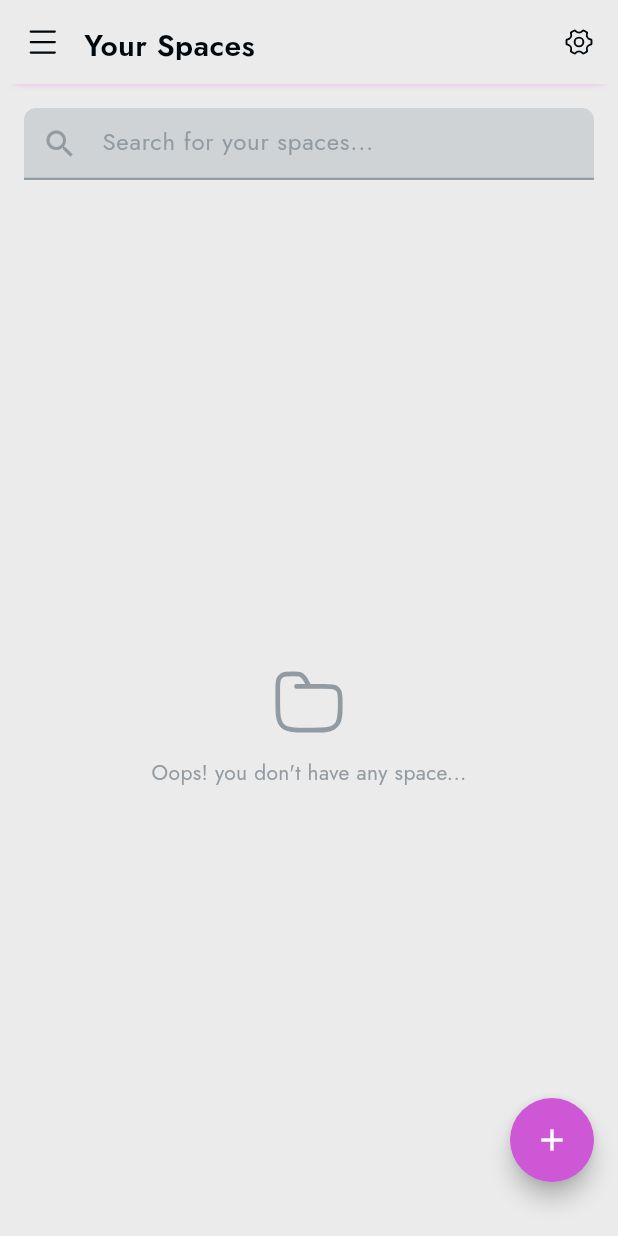
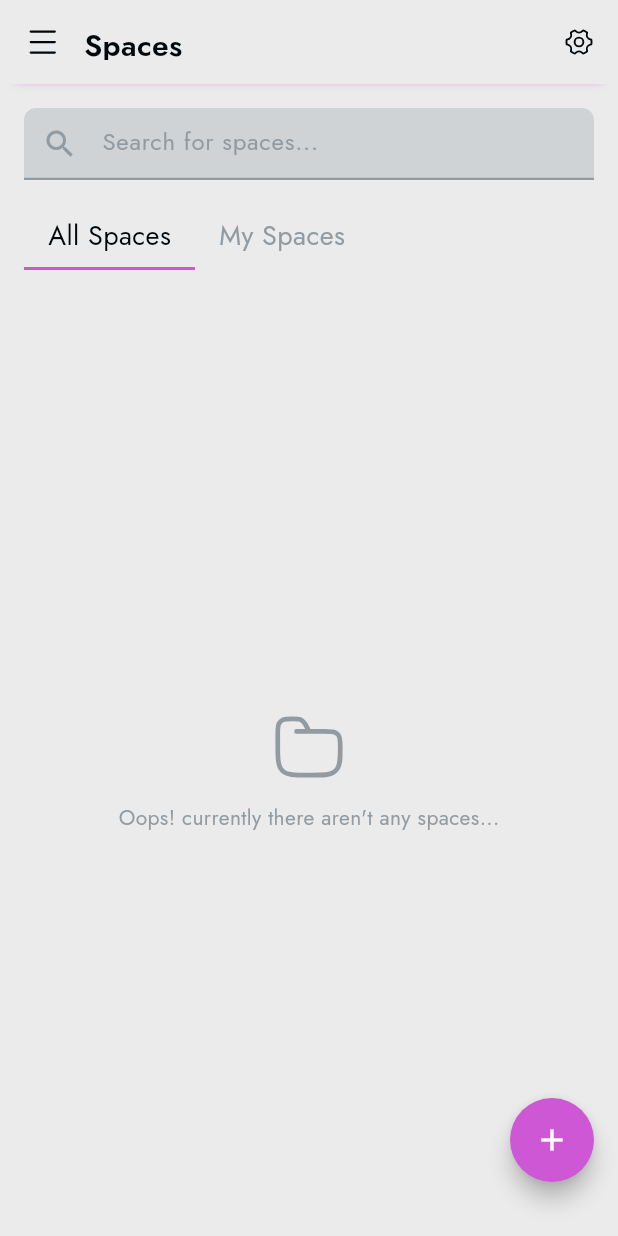
Before and after one commit to Saurav-Rana-June/intellio, a Flutter app: the SpacesView screen opened by its route, on a phone screen of 412 x 824 dp. Run offline on Flutter 3.47's test engine with Material 3 defaults, Android fonts, the phone set to English and light mode, and no system bars; drawn by our look-alikes of flutter_speed_dial; our stand-ins replace circle_nav_bar, cloud_firestore, file_picker, firebase_auth, firebase_core, flutter_advanced_switch and 9 more; missing offline and left inert: all; accounts and stored records are empty.

Commit message:
Added All Spaces and My Spaces tabs

```diff
--- a/lib/app/modules/spaces/controllers/spaces_controller.dart
+++ b/lib/app/modules/spaces/controllers/spaces_controller.dart
@@ -23,17 +23,9 @@ class SpacesController extends GetxController {
 
   RxBool isPrivate = false.obs;
   RxBool loading = false.obs;
+  RxBool isAllSpacesActive = true.obs;
 
-  RxList<String> genreList =
-      [
-        'Comedy',
-        'Science',
-        'Horror',
-        'Adventure',
-        'Entertainment',
-        'Music',
-        'Memes',
-      ].obs;
+  final RxList<String> genreList = <String>[].obs;
 
   final RxList<String> filteredGenres = <String>[].obs;
 
@@ -42,7 +34,8 @@ class SpacesController extends GetxController {
       ['Link', 'Video', 'Image', 'Audio', 'PDF', 'Zip Archive'].obs;
 
   RxList<File> uploadedFiles = <File>[].obs;
-  RxList<SpaceModel?> spaceModelList = <SpaceModel?>[].obs;
+  RxList<SpaceModel?> personalSpacesList = <SpaceModel?>[].obs;
+  RxList<SpaceModel?> allSpacesList = <SpaceModel?>[].obs;
 
   @override
   void onInit() {
@@ -84,14 +77,27 @@ class SpacesController extends GetxController {
 
   getSpaces() async {
     loading.value = true;
-    final String? uid = auth.currentUser?.uid;
-    if (uid != null) {
+    final currentUser = AppMethod.getUserLocally();
+    if (currentUser != null && currentUser.uid != null) {
       SpaceService()
-          .getSpacesByUser(uid)
+          .getSpacesByUser(currentUser.uid ?? "--")
           .then((value) {
             loading.value = false;
             if (value != null) {
-              spaceModelList.value = value;
+              // Saving all spaces
+              allSpacesList.value = value;
+
+              // Filtering only user's created space
+              final filteredSpaces =
+                  value.where((space) => space.uid == currentUser.uid).toList();
+              personalSpacesList.value = filteredSpaces;
+
+              // Saving the name of all spaces in list
+              genreList.value =
+                  value
+                      .where((space) => space.name != null)
+                      .map((space) => space.name!)
+                      .toList();
             }
           })
           .catchError((error, stackTrace) {
@@ -112,11 +118,13 @@ class SpacesController extends GetxController {
 
     try {
       final id = AppMethod().generateUniqueIdFromText(spaceTextController.text);
-      final String? uid = auth.currentUser?.uid;
+      final currentUser = AppMethod.getUserLocally();
+
+      if (currentUser != null && currentUser.uid != null) {
         final spaceReq = SpaceService().createSpace(
           SpaceModel(
             id: id,
-          uid: uid,
+            uid: currentUser.uid,
             isPrivate: isPrivate.value,
             name: spaceTextController.text,
           ),
@@ -132,6 +140,7 @@ class SpacesController extends GetxController {
             "Space created successfully...",
             SnackBarType.SUCCESS,
           );
+        }
       }
     } catch (e) {
       Get.back();
--- a/lib/app/modules/spaces/views/spaces_view.dart
+++ b/lib/app/modules/spaces/views/spaces_view.dart
@@ -22,7 +22,7 @@ class SpacesView extends GetView<SpacesController> {
     final controller = Get.put(SpacesController());
 
     return Scaffold(
-      appBar: AppbarWidget(appBarTitle: "Your Spaces"),
+      appBar: AppbarWidget(appBarTitle: "Spaces"),
       body: Padding(
         padding: EdgeInsets.symmetric(horizontal: 16.0),
         child: Column(
@@ -30,7 +30,7 @@ class SpacesView extends GetView<SpacesController> {
             const SizedBox(height: 16),
             CustomFormField(
               controller: TextEditingController(),
-              hintText: 'Search for your spaces...',
+              hintText: 'Search for spaces...',
               prefixIcon: Icons.search,
               keyboardType: TextInputType.text,
               validator: (value) {
@@ -39,6 +39,80 @@ class SpacesView extends GetView<SpacesController> {
                 }
                 return null;
               },
+            ),
+            const SizedBox(height: 16),
+
+            Obx(
+              () => Row(
+                children: [
+                  InkWell(
+                    onTap: () {
+                      controller.isAllSpacesActive.value = true;
+                    },
+                    child: Container(
+                      decoration: BoxDecoration(
+                        border: Border(
+                          bottom: BorderSide(
+                            width: 2,
+                            color:
+                                controller.isAllSpacesActive.value
+                                    ? primary
+                                    : Colors.transparent,
+                          ),
+                        ),
+                      ),
+                      padding: EdgeInsets.symmetric(
+                        horizontal: 16,
+                        vertical: 8,
+                      ),
+                      child: Center(
+                        child: Text(
+                          'All Spaces',
+                          style: r18.copyWith(
+                            color:
+                                controller.isAllSpacesActive.value
+                                    ? null
+                                    : regular50,
+                          ),
+                        ),
+                      ),
+                    ),
+                  ),
+                  InkWell(
+                    onTap: () {
+                      controller.isAllSpacesActive.value = false;
+                    },
+                    child: Container(
+                      decoration: BoxDecoration(
+                        border: Border(
+                          bottom: BorderSide(
+                            width: 2,
+                            color:
+                                controller.isAllSpacesActive.value
+                                    ? Colors.transparent
+                                    : primary,
+                          ),
+                        ),
+                      ),
+                      padding: EdgeInsets.symmetric(
+                        horizontal: 16,
+                        vertical: 8,
+                      ),
+                      child: Center(
+                        child: Text(
+                          'My Spaces',
+                          style: r18.copyWith(
+                            color:
+                                controller.isAllSpacesActive.value
+                                    ? regular50
+                                    : null,
+                          ),
+                        ),
+                      ),
+                    ),
+                  ),
+                ],
+              ),
             ),
             const SizedBox(height: 24),
 
@@ -53,7 +127,9 @@ class SpacesView extends GetView<SpacesController> {
                           ],
                         ),
                       )
-                      : buildSpacesGrid(context),
+                      : controller.isAllSpacesActive.value
+                      ? buildAllSpacesGrid(context)
+                      : buildMySpacesGrid(context),
             ),
           ],
         ),
@@ -98,10 +174,7 @@ class SpacesView extends GetView<SpacesController> {
               'assets/icons/feed_post.svg',
               height: 20,
               width: 20,
-              colorFilter: ColorFilter.mode(
-                primary,
-                BlendMode.srcIn, // Most common for solid coloring
-              ),
+              colorFilter: ColorFilter.mode(primary, BlendMode.srcIn),
             ),
             label: 'Add Feed',
             labelStyle: r16,
@@ -193,23 +266,66 @@ class SpacesView extends GetView<SpacesController> {
     );
   }
 
-  Expanded buildSpacesGrid(BuildContext context) {
+  Expanded buildAllSpacesGrid(BuildContext context) {
     return Expanded(
       child:
-          controller.spaceModelList != null &&
-                  controller.spaceModelList.isNotEmpty
+          controller.allSpacesList != null &&
+                  controller.allSpacesList.isNotEmpty
               ? GridView.builder(
                 gridDelegate: SliverGridDelegateWithFixedCrossAxisCount(
                   crossAxisCount: 2, // Number of columns
-                  crossAxisSpacing: 20.0,
-                  mainAxisSpacing: 20.0,
+                  crossAxisSpacing: 10.0,
+                  mainAxisSpacing: 10.0,
                   childAspectRatio: 2.9,
                 ),
-                itemCount: controller.spaceModelList.length, // Number of items
+                itemCount: controller.allSpacesList.length, // Number of items
                 itemBuilder: (context, index) {
                   return spaceTile(
-                    spaceTitle: controller.spaceModelList[index]!.name,
-                    isPrivate: controller.spaceModelList[index]!.isPrivate,
+                    spaceTitle: controller.allSpacesList[index]!.name,
+                    isPrivate: controller.allSpacesList[index]!.isPrivate,
+                  );
+                },
+              )
+              : Column(
+                mainAxisAlignment: MainAxisAlignment.center,
+                children: [
+                  SvgPicture.asset(
+                    'assets/icons/folder.svg',
+                    height: 50,
+                    width: 50,
+                    colorFilter: ColorFilter.mode(
+                      regular50,
+                      BlendMode.srcIn, // Most common for solid coloring
+                    ),
+                  ),
+                  SizedBox(height: 12),
+                  Text(
+                    "Oops! currently there aren't any spaces...",
+                    style: r14.copyWith(color: regular50),
+                  ),
+                ],
+              ),
+    );
+  }
+
+  Expanded buildMySpacesGrid(BuildContext context) {
+    return Expanded(
+      child:
+          controller.personalSpacesList != null &&
+                  controller.personalSpacesList.isNotEmpty
+              ? GridView.builder(
+                gridDelegate: SliverGridDelegateWithFixedCrossAxisCount(
+                  crossAxisCount: 2, // Number of columns
+                  crossAxisSpacing: 10.0,
+                  mainAxisSpacing: 10.0,
+                  childAspectRatio: 2.9,
+                ),
+                itemCount:
+                    controller.personalSpacesList.length, // Number of items
+                itemBuilder: (context, index) {
+                  return spaceTile(
+                    spaceTitle: controller.personalSpacesList[index]!.name,
+                    isPrivate: controller.personalSpacesList[index]!.isPrivate,
                   );
                 },
               )
@@ -273,8 +389,8 @@ class spaceTile extends StatelessWidget {
                   ),
                 ),
                 SizedBox(width: 16),
-                Container(
-                  width: 80,
+                ConstrainedBox(
+                  constraints: BoxConstraints(maxWidth: 80),
                   child: Text(
                     spaceTitle ?? "--",
                     style: r16.copyWith(),
```
Lines whose indentation alone changed are shown as unchanged.
